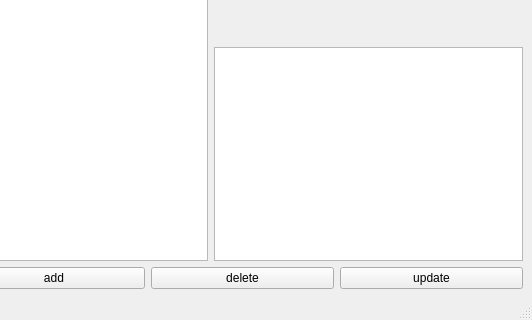
First picture: the form in mainwindow.ui, repository artemsmolyak/books, before the edit; both pictures show x 424 to 956 and y 462 to 782 of the 956 by 782 pixel window.
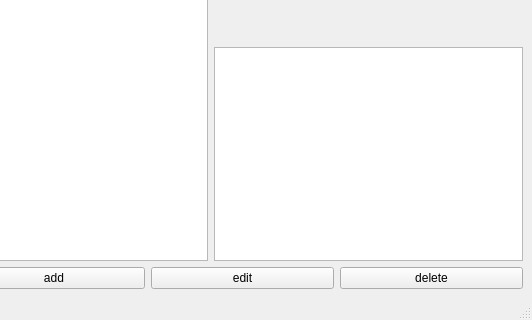
Second picture: the form after the edit. Icons and pictures are not drawn.

Commit message: start doing edit btn

```diff
--- a/mainwindow.ui
+++ b/mainwindow.ui
@@ -39,16 +39,16 @@
        </widget>
       </item>
       <item>
-       <widget class="QPushButton" name="deleteBtn">
+       <widget class="QPushButton" name="editBtn">
         <property name="text">
-         <string>delete</string>
+         <string>edit</string>
         </property>
        </widget>
       </item>
       <item>
-       <widget class="QPushButton" name="updateBtn">
+       <widget class="QPushButton" name="deleteBtn">
         <property name="text">
-         <string>update</string>
+         <string>delete</string>
         </property>
        </widget>
       </item>
```
The commit also changes 4 other files.
